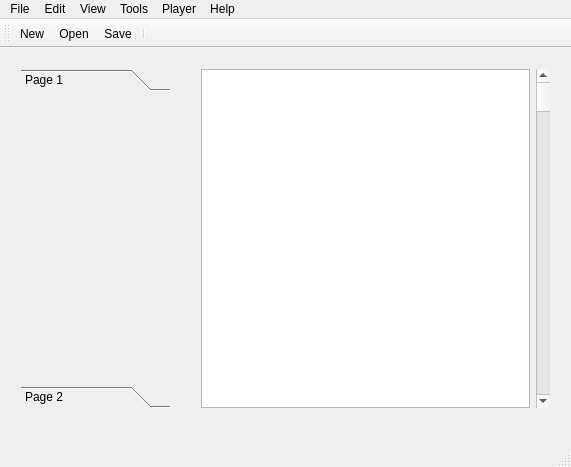
Qt form MapEditor/mainwindow.ui (projectdelphai/ECS160_MapEditor) before a commit.
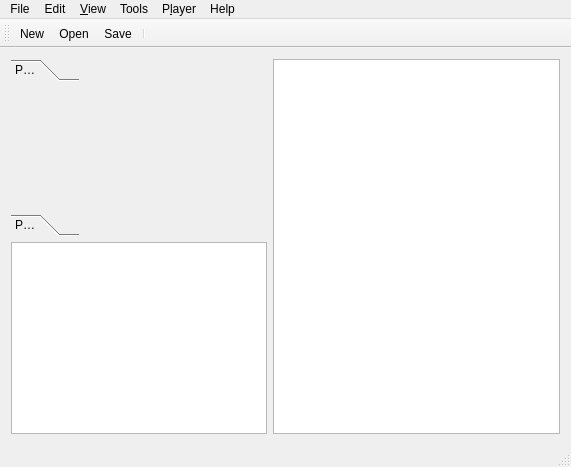
The same form after that commit. Icons and pictures are not drawn.

Patch:
```diff
--- a/MapEditor/mainwindow.ui
+++ b/MapEditor/mainwindow.ui
@@ -27,18 +27,17 @@
    <property name="mouseTracking">
     <bool>true</bool>
    </property>
-   <widget class="QWidget" name="horizontalLayoutWidget">
-    <property name="geometry">
-     <rect>
-      <x>10</x>
-      <y>10</y>
-      <width>171</width>
-      <height>361</height>
-     </rect>
-    </property>
-    <layout class="QHBoxLayout" name="horizontalLayout">
+   <layout class="QHBoxLayout" name="horizontalLayout_2">
+    <item>
+     <layout class="QVBoxLayout" name="verticalLayout">
      <item>
       <widget class="QToolBox" name="toolBox">
+        <property name="sizePolicy">
+         <sizepolicy hsizetype="Maximum" vsizetype="Preferred">
+          <horstretch>0</horstretch>
+          <verstretch>0</verstretch>
+         </sizepolicy>
+        </property>
        <property name="currentIndex">
         <number>0</number>
        </property>
@@ -47,8 +46,8 @@
          <rect>
           <x>0</x>
           <y>0</y>
-          <width>169</width>
-          <height>291</height>
+           <width>66</width>
+           <height>94</height>
          </rect>
         </property>
         <attribute name="label">
@@ -70,43 +69,38 @@
        </widget>
       </widget>
      </item>
-    </layout>
-   </widget>
-   <widget class="QWidget" name="horizontalLayoutWidget_2">
-    <property name="geometry">
-     <rect>
-      <x>190</x>
-      <y>10</y>
-      <width>371</width>
-      <height>361</height>
-     </rect>
-    </property>
-    <layout class="QHBoxLayout" name="horizontalLayout_2">
      <item>
-      <widget class="QGraphicsView" name="graphicsView">
-       <property name="enabled">
-        <bool>true</bool>
-       </property>
+       <widget class="QGraphicsView" name="graphicsView_2">
        <property name="sizePolicy">
-        <sizepolicy hsizetype="Expanding" vsizetype="Expanding">
+         <sizepolicy hsizetype="Fixed" vsizetype="Fixed">
          <horstretch>0</horstretch>
          <verstretch>0</verstretch>
         </sizepolicy>
        </property>
-       <property name="mouseTracking">
-        <bool>true</bool>
-       </property>
-      </widget>
-     </item>
+        <property name="minimumSize">
+         <size>
+          <width>256</width>
+          <height>192</height>
+         </size>
+        </property>
+        <property name="maximumSize">
+         <size>
+          <width>256</width>
+          <height>192</height>
+         </size>
+        </property>
+       </widget>
+      </item>
+     </layout>
+    </item>
      <item>
-      <widget class="QScrollBar" name="verticalScrollBar">
-       <property name="orientation">
-        <enum>Qt::Vertical</enum>
-       </property>
-      </widget>
-     </item>
-    </layout>
-   </widget>
+     <layout class="QHBoxLayout" name="horizontalLayout">
+      <item>
+       <widget class="QGraphicsView" name="graphicsView"/>
+      </item>
+     </layout>
+    </item>
+   </layout>
   </widget>
   <widget class="QMenuBar" name="menuBar">
    <property name="geometry">
@@ -114,7 +108,7 @@
      <x>0</x>
      <y>0</y>
      <width>571</width>
-     <height>22</height>
+     <height>28</height>
     </rect>
    </property>
    <widget class="QMenu" name="menuFile">
@@ -137,7 +131,7 @@
    </widget>
    <widget class="QMenu" name="menuView">
     <property name="title">
-     <string>View</string>
+     <string>&amp;View</string>
     </property>
     <addaction name="actionToolbar"/>
     <addaction name="actionStatus_bar"/>
@@ -175,7 +169,7 @@
    </widget>
    <widget class="QMenu" name="menuPlayer">
     <property name="title">
-     <string>Player</string>
+     <string>P&amp;layer</string>
     </property>
     <addaction name="actionPlayer_1_Red"/>
     <addaction name="actionPlayer_2_Blue"/>
```
Left out of the diff: 88 changed lines with no effect on the pictures. Lines whose indentation alone changed are shown as unchanged.
